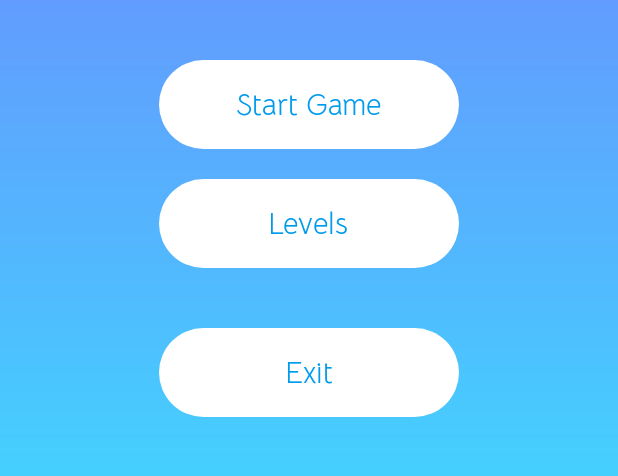
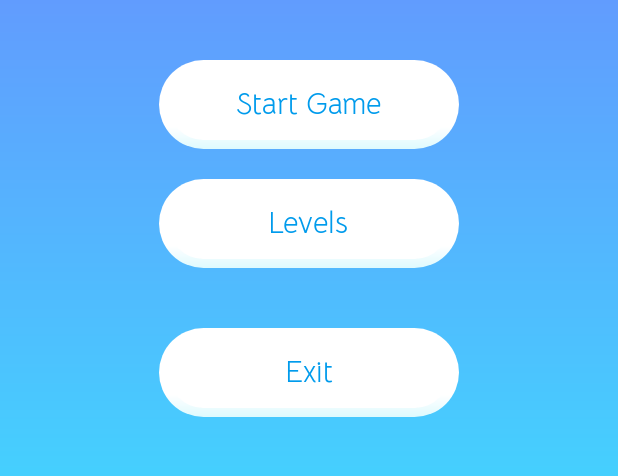
Before and after one commit to MasterAlish/LightUp, an Android app: the screen it shows after launch (MainActivity), on a phone screen of 412 x 824 dp, the part 443-919 px from its top. Run offline under Robolectric (Android 15) with nearby library versions, the phone set to English and light mode, and no system bars.

Commit message:
+ Redesign Game Button

```diff
--- a/app/src/main/java/ma/apps/lightup/views/GameButton.kt
+++ b/app/src/main/java/ma/apps/lightup/views/GameButton.kt
@@ -24,10 +24,13 @@ class GameButton(context: Context, attrs: AttributeSet?) : FrameLayout(context,
     private var bgColor: Int = Color.BLACK
     private var isHighlighted: Boolean = false
     private lateinit var normalBg: GradientDrawable
-    private lateinit var hightlightBg: GradientDrawable
+    private lateinit var innerBg: GradientDrawable
+    private lateinit var highlightBg: GradientDrawable
+    private lateinit var highlightInnerBg: GradientDrawable
 
     private lateinit var textMain: TextView
     private lateinit var mainBgView: View
+    private lateinit var innerBgView: View
     private lateinit var iconView: ImageView
 
     init {
@@ -59,6 +62,7 @@ class GameButton(context: Context, attrs: AttributeSet?) : FrameLayout(context,
         textMain = findViewById(R.id.textView)
         textMain.setTextSize(TypedValue.COMPLEX_UNIT_PX, textSize)
         mainBgView = findViewById(R.id.bgView)
+        innerBgView = findViewById(R.id.innerBgView)
         iconView = findViewById(R.id.iconView)
 
         val textMargin =
@@ -85,10 +89,12 @@ class GameButton(context: Context, attrs: AttributeSet?) : FrameLayout(context,
 
     private fun invalidateStyle() {
         if (isHighlighted) {
-            mainBgView.background = hightlightBg
+            mainBgView.background = highlightBg
+            innerBgView.background = highlightInnerBg
             textMain.setTextColor(resources.getColor(R.color.colorSecondary))
         } else {
             mainBgView.background = normalBg
+            innerBgView.background = innerBg
             textMain.setTextColor(resources.getColor(R.color.colorPrimary))
         }
     }
@@ -97,8 +103,23 @@ class GameButton(context: Context, attrs: AttributeSet?) : FrameLayout(context,
         val cornerRadius =
             TypedValue.applyDimension(TypedValue.COMPLEX_UNIT_DIP, 50f, resources.displayMetrics)
 
-        normalBg = GradientDrawable()
+        innerBg = GradientDrawable()
+        innerBg.shape = GradientDrawable.RECTANGLE
+        innerBg.cornerRadii = floatArrayOf(
+            cornerRadius,
+            cornerRadius,
+            cornerRadius,
+            cornerRadius,
+            cornerRadius,
+            cornerRadius,
+            cornerRadius,
+            cornerRadius
+        )
+        innerBg.setColor(resources.getColor(R.color.colorPrimaryBackground))
+
+        normalBg= GradientDrawable()
         normalBg.shape = GradientDrawable.RECTANGLE
+        normalBg.gradientType = GradientDrawable.LINEAR_GRADIENT
         normalBg.cornerRadii = floatArrayOf(
             cornerRadius,
             cornerRadius,
@@ -109,11 +130,16 @@ class GameButton(context: Context, attrs: AttributeSet?) : FrameLayout(context,
             cornerRadius,
             cornerRadius
         )
-        normalBg.setColor(resources.getColor(R.color.colorPrimaryBackground))
+        normalBg.colors = IntArray(5) {
+            when(it) {
+                4 -> Color.parseColor("#defafe")
+                else -> Color.WHITE
+            }
+        }
 
-        hightlightBg = GradientDrawable()
-        hightlightBg.shape = GradientDrawable.RECTANGLE
-        hightlightBg.cornerRadii = floatArrayOf(
+        highlightBg = GradientDrawable()
+        highlightBg.shape = GradientDrawable.RECTANGLE
+        highlightBg.cornerRadii = floatArrayOf(
             cornerRadius,
             cornerRadius,
             cornerRadius,
@@ -123,6 +149,25 @@ class GameButton(context: Context, attrs: AttributeSet?) : FrameLayout(context,
             cornerRadius,
             cornerRadius
         )
-        hightlightBg.setColor(resources.getColor(R.color.colorSecondaryBackground))
+        highlightBg.colors = IntArray(5) {
+            when(it) {
+                4 -> Color.parseColor("#F0DA74")
+                else -> resources.getColor(R.color.colorSecondaryBackground)
+            }
+        }
+
+        highlightInnerBg = GradientDrawable()
+        highlightInnerBg.shape = GradientDrawable.RECTANGLE
+        highlightInnerBg.cornerRadii = floatArrayOf(
+            cornerRadius,
+            cornerRadius,
+            cornerRadius,
+            cornerRadius,
+            cornerRadius,
+            cornerRadius,
+            cornerRadius,
+            cornerRadius
+        )
+        highlightInnerBg.setColor(resources.getColor(R.color.colorSecondaryBackground))
     }
 }
--- a/app/src/main/java/ma/apps/lightup/views/GameText.kt
+++ b/app/src/main/java/ma/apps/lightup/views/GameText.kt
@@ -38,9 +38,9 @@ class GameText(context: Context, attrs: AttributeSet?) : FrameLayout(context, at
 
     private fun initLayout() {
         val inflater = context.getSystemService(Context.LAYOUT_INFLATER_SERVICE) as LayoutInflater
-        inflater.inflate(R.layout.game_text, this, true)
+        val view = inflater.inflate(R.layout.game_text, this, true)
 
-        textMain = findViewById(R.id.textMain)
+        textMain = view.findViewById(R.id.textMain)
         textMain.setTextSize(TypedValue.COMPLEX_UNIT_PX, textSize)
         textMain.setTextColor(textColor)
     }
--- a/app/src/main/res/layout/activity_game.xml
+++ b/app/src/main/res/layout/activity_game.xml
@@ -53,6 +53,7 @@
         android:layout_width="160dp"
         android:layout_height="50dp"
         android:layout_marginTop="20dp"
+        android:foreground="@drawable/game_button_ripple"
         android:text="@string/check"
         android:textSize="16dp" />
 
--- a/app/src/main/res/layout/game_button.xml
+++ b/app/src/main/res/layout/game_button.xml
@@ -3,8 +3,13 @@
 <FrameLayout xmlns:android="http://schemas.android.com/apk/res/android"
     android:id="@+id/bgView"
     android:layout_width="match_parent"
-    android:layout_height="match_parent"
-    android:paddingBottom="2dp">
+    android:layout_height="match_parent">
+
+    <View
+        android:id="@+id/innerBgView"
+        android:layout_width="match_parent"
+        android:layout_height="match_parent"
+        android:layout_margin="6dp" />
 
     <TextView
         android:id="@+id/textView"
@@ -12,6 +17,7 @@
         android:layout_height="wrap_content"
         android:layout_gravity="center"
         android:fontFamily="@font/bellota_regular"
+        android:layout_marginBottom="2dp"
         android:text="Button"
         android:textColor="@color/colorPrimary"
         android:textSize="20sp" />
```
